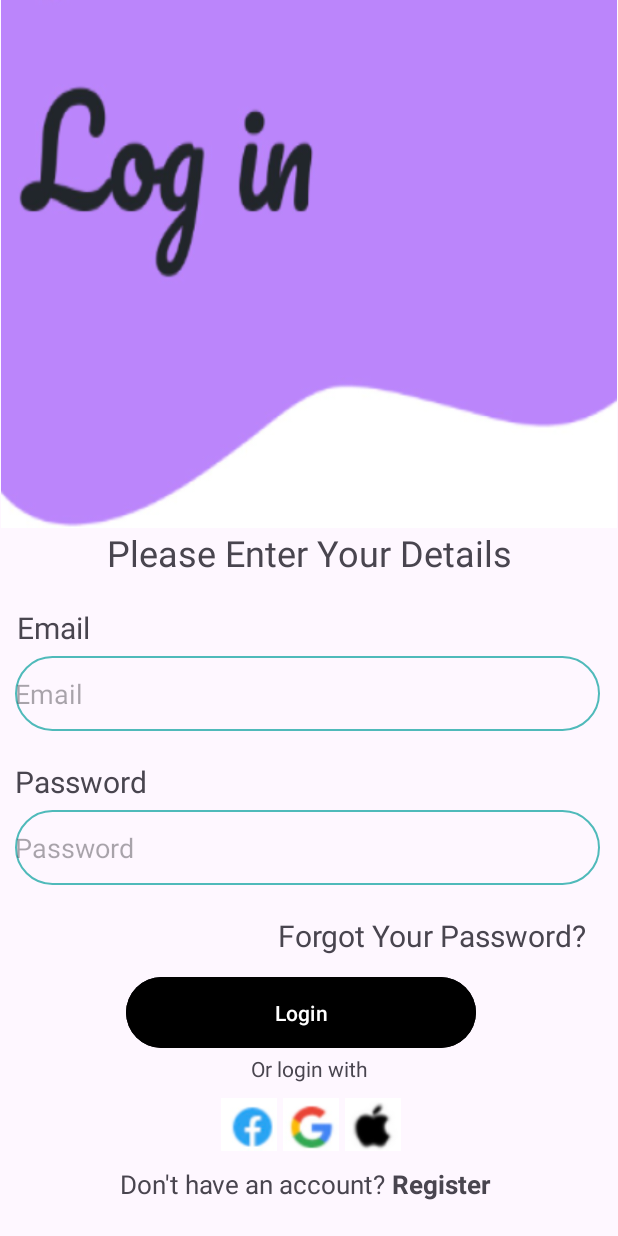
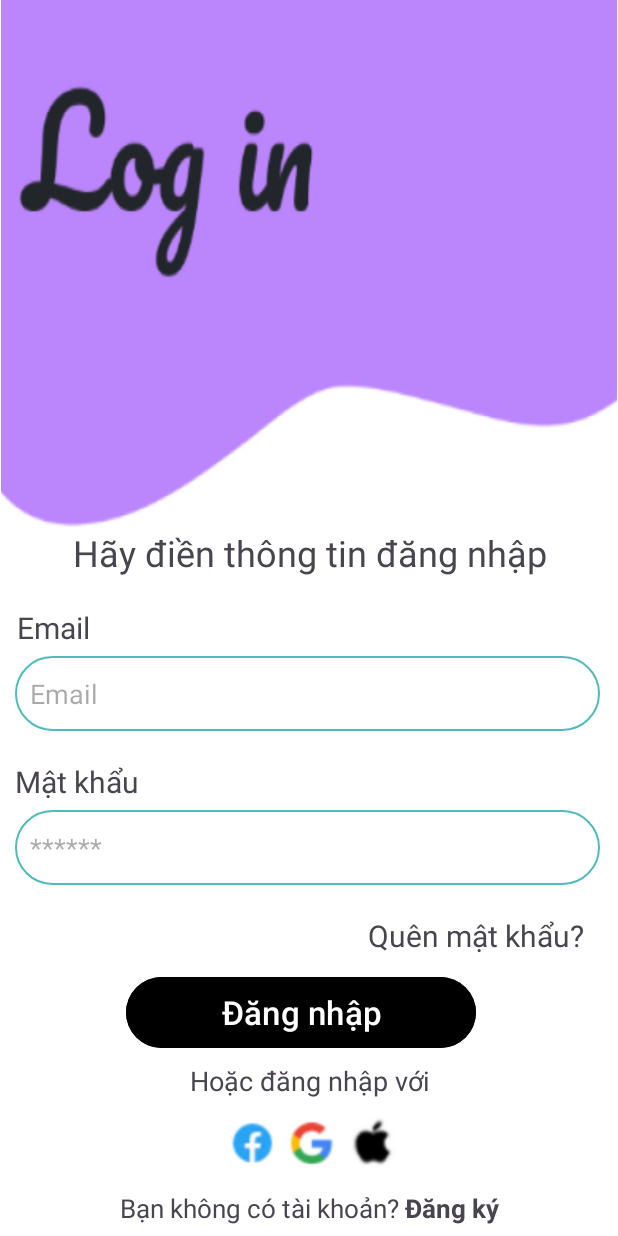
Before and after one commit to vanductlu/ProjectPetCare_63HTTT2, an Android app: the screen it shows after launch (Lgin), on a phone screen of 412 x 824 dp. Run offline under Robolectric (Android 15) with nearby library versions, the phone set to English and light mode, and no system bars; our stand-ins replace Firebase (no records; nobody signed in at launch, a user with empty details on screens opened directly).

Commit message:
fix giao dien login

```diff
--- a/app/src/main/res/layout/activity_lgin.xml
+++ b/app/src/main/res/layout/activity_lgin.xml
@@ -6,12 +6,13 @@
     android:layout_width="match_parent"
     android:layout_height="match_parent"
     android:orientation="vertical"
-    tools:context=".Lgin">
+    tools:context=".Acitivy.Lgin">
 
     <LinearLayout
         android:layout_width="match_parent"
         android:layout_height="889dp"
-        android:orientation="vertical">
+        android:orientation="vertical"
+        android:background="@color/white">
 
         <ImageView
             android:layout_width="match_parent"
@@ -21,9 +22,10 @@
         <TextView
             android:layout_width="match_parent"
             android:layout_height="wrap_content"
-            android:text="Please Enter Your Details"
+            android:text="Hãy điền thông tin đăng nhập"
             android:textAlignment="center"
-            android:textSize="24dp" />
+            android:textSize="24dp"
+            />
 
         <LinearLayout
             android:layout_width="match_parent"
@@ -46,6 +48,7 @@
                 android:layout_marginTop="5dp"
                 android:background="@drawable/round"
                 android:hint="Email"
+                android:padding="10dp"
                 android:inputType="textEmailAddress" />
 
             <TextView
@@ -53,7 +56,7 @@
                 android:layout_height="wrap_content"
                 android:layout_marginLeft="10dp"
                 android:layout_marginTop="20dp"
-                android:text="Password"
+                android:text="Mật khẩu"
                 android:textSize="20dp" />
 
             <EditText
@@ -63,16 +66,17 @@
                 android:layout_marginLeft="10dp"
                 android:layout_marginTop="5dp"
                 android:background="@drawable/round"
-                android:hint="Password"
+                android:hint="******"
+                android:padding="10dp"
                 android:inputType="textPassword" />
 
             <TextView
                 android:id="@+id/txtforgotpass"
                 android:layout_width="wrap_content"
                 android:layout_height="wrap_content"
-                android:layout_marginLeft="185dp"
+                android:layout_marginLeft="245dp"
                 android:layout_marginTop="20dp"
-                android:text="Forgot Your Password?"
+                android:text="Quên mật khẩu?"
                 android:textSize="20dp" />
         </LinearLayout>
 
@@ -87,15 +91,17 @@
                 android:layout_height="55dp"
                 android:layout_marginLeft="84dp"
                 android:backgroundTint="@color/black"
-                android:text="Login"
+                android:text="Đăng nhập"
                 android:onClick="login"
+                android:textSize="22dp"
                 android:textAlignment="center" />
         </LinearLayout>
-
         <TextView
             android:layout_width="match_parent"
             android:layout_height="wrap_content"
-            android:text="Or login with"
+            android:text="Hoặc đăng nhập với"
+            android:textSize="18dp"
+            android:layout_marginTop="5dp"
             android:textAlignment="center" />
 
         <LinearLayout
@@ -126,6 +132,12 @@
                 android:layout_height="35dp"
                 android:src="@drawable/image_7" />
         </LinearLayout>
+        <LinearLayout
+            android:layout_width="match_parent"
+            android:layout_height="wrap_content"
+            android:layout_marginTop="5dp"
+            android:orientation="horizontal">
+        </LinearLayout>
 
         <LinearLayout
             android:layout_width="match_parent"
@@ -137,14 +149,14 @@
                 android:layout_width="wrap_content"
                 android:layout_height="wrap_content"
                 android:layout_marginLeft="80dp"
-                android:text="Don't have an account?"
+                android:text="Bạn không có tài khoản?"
                 android:textSize="17dp" />
 
             <TextView
                 android:id="@+id/txtlgin"
                 android:layout_width="wrap_content"
                 android:layout_height="wrap_content"
-                android:text=" Register"
+                android:text=" Đăng ký"
                 android:textSize="17dp"
                 android:textStyle="bold" />
         </LinearLayout>
```
